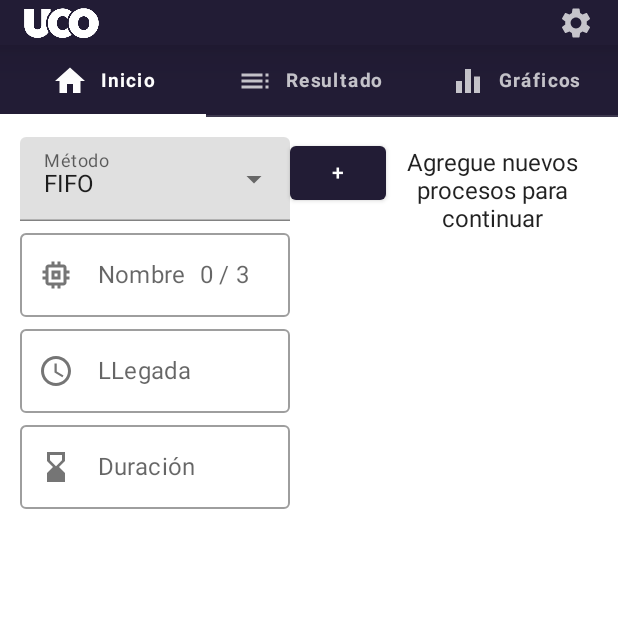
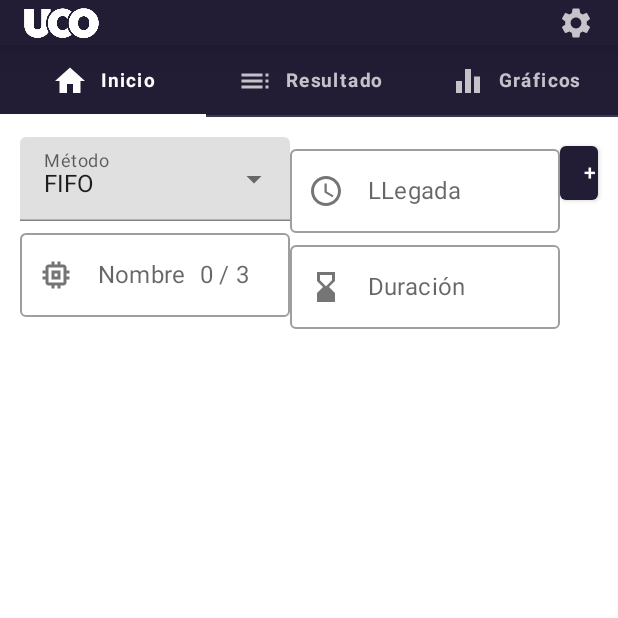
Before and after one commit to Euskindar/TFG, an Android app built with Jetpack Compose: the screen it shows after launch (MainActivity), on a phone screen of 412 x 824 dp, the top half of it. Run offline under Robolectric (Android 15) with nearby library versions, the phone set to English and light mode, and no system bars; our stand-ins replace accompanist.

Commit message:
Comienzo con los cambios para la app en Horizontal 2.0

```diff
--- a/CpuSchedulerApp/app/src/main/java/com/i72pehej/cpuschedulerapp/usecases/home/HomeScreen.kt
+++ b/CpuSchedulerApp/app/src/main/java/com/i72pehej/cpuschedulerapp/usecases/home/HomeScreen.kt
@@ -31,7 +31,6 @@
 import androidx.compose.runtime.mutableStateOf
 import androidx.compose.runtime.remember
 import androidx.compose.runtime.setValue
-import androidx.compose.ui.Alignment
 import androidx.compose.ui.Alignment.Companion.CenterHorizontally
 import androidx.compose.ui.ExperimentalComposeUiApi
 import androidx.compose.ui.Modifier
@@ -104,11 +103,11 @@
 @Composable
 fun ContenidoHome() {
     // Contenedor padre de los elementos a mostrar en la pagina
-    Row(
+    Column(
         modifier = Modifier
             .fillMaxSize()
             .padding(5.dp),
-        verticalAlignment = Alignment.CenterVertically
+        horizontalAlignment = CenterHorizontally
     ) {
         // Contenedor de los elementos principales
         Row(
@@ -122,23 +121,6 @@
 
             // Creamos la tabla de procesos, y le pasamos la lista de procesos
             TablaProcesos(procesos = listaDeProcesosGlobal)
-
-            // Agregamos el botón "Siguiente" que llame a la funcion correspondiente al metodo seleccionado
-            Column(
-                modifier = Modifier.weight(1f, false),
-                horizontalAlignment = Alignment.End,
-                verticalArrangement = Arrangement.Bottom
-            ) {
-                CommonRoundedButton(
-                    text = stringResource(id = R.string.common_buttonNext),
-                    isEnabled = listaDeProcesosGlobal.isNotEmpty(),
-                    onClick = {
-                        llamarAlgoritmo()
-
-                        // TODO -> Navegar a la pagina de resultados
-                    }
-                )
-            }
         }
     }
 }
@@ -234,15 +216,15 @@
         }
     }
 
-    // Contenido de la pagina
-    Column {
-        // Menu para seleccionar el metodo a utilizar
+    // Variables para el menu para seleccionar el metodo a utilizar
     val algoritmosImplementados = listOf("FIFO", "RoundRobin", "etc...")
     val defAlgorithm = 0
 
     var expandir by remember { mutableStateOf(value = false) }
     var algoritmoSeleccionado by remember { mutableStateOf(value = algoritmosImplementados[defAlgorithm]) }
 
+    // Contenedor para la primera columna de campos del formulario
+    Column {
         // Menu desplegable para seleccion de algoritmo
         ExposedDropdownMenuBox(
             modifier = Modifier.width(anchuraCampoFormulario.dp),
@@ -275,7 +257,7 @@
             }
         }
 
-        // Creamos tres campos de texto para ingresar los datos del proceso
+        // Creamos el campo de texto para ingresar el nombre del proceso
         OutlinedTextField(
             value = nombre,
             onValueChange = {
@@ -302,8 +284,11 @@
             singleLine = true,
             isError = errorNombre
         )
+    }
 
-        // Contenedor de los campos de los tiempos
+    // Contenedor para la segunda columna de campos del formulario
+    Column {
+        // Campo para introducir el tiempo de llegada
         OutlinedTextField(
             value = tiempoLlegada,
             onValueChange = { tiempoLlegada = it },
@@ -322,6 +307,7 @@
 
         Spacer(modifier = Modifier.width(10.dp))
 
+        // Campo para introducir la duracion del proceso
         OutlinedTextField(
             value = duracion,
             onValueChange = { duracion = it },
@@ -337,6 +323,7 @@
             singleLine = true,
             isError = errorDuracion
         )
+    }
 
     // Mensaje de error
     if (errorFormulario.isNotBlank()) {
@@ -344,13 +331,12 @@
             text = errorFormulario,
             color = MaterialTheme.colors.error,
             style = MaterialTheme.typography.caption,
-                modifier = Modifier.align(CenterHorizontally)
+//            modifier = Modifier.align(CenterHorizontally)
         )
     } else {
         Spacer(modifier = Modifier.height(16.dp))
     }
 
-    }
     // Control de estado de ejecucion de funcion agregarProceso()
     var procesoAgregado by remember {
         mutableStateOf(false)
@@ -369,7 +355,6 @@
             keyboardController?.hide()
             focusManager.clearFocus()
         },
-//            modifier = Modifier.align(End)
     ) { Text("+") }
 
     // Si es correcto se agrega el proceso y reinicia estado
@@ -377,4 +362,15 @@
         agregarProceso()
         procesoAgregado = false
     }
+
+    // Agregamos el botón "Siguiente" que llame a la funcion correspondiente al metodo seleccionado
+    CommonRoundedButton(
+        text = stringResource(id = R.string.common_buttonNext),
+        isEnabled = listaDeProcesosGlobal.isNotEmpty(),
+        onClick = {
+            llamarAlgoritmo()
+
+            // TODO -> Navegar a la pagina de resultados
         }
+    )
+}
```
Lines whose indentation alone changed are shown as unchanged.
